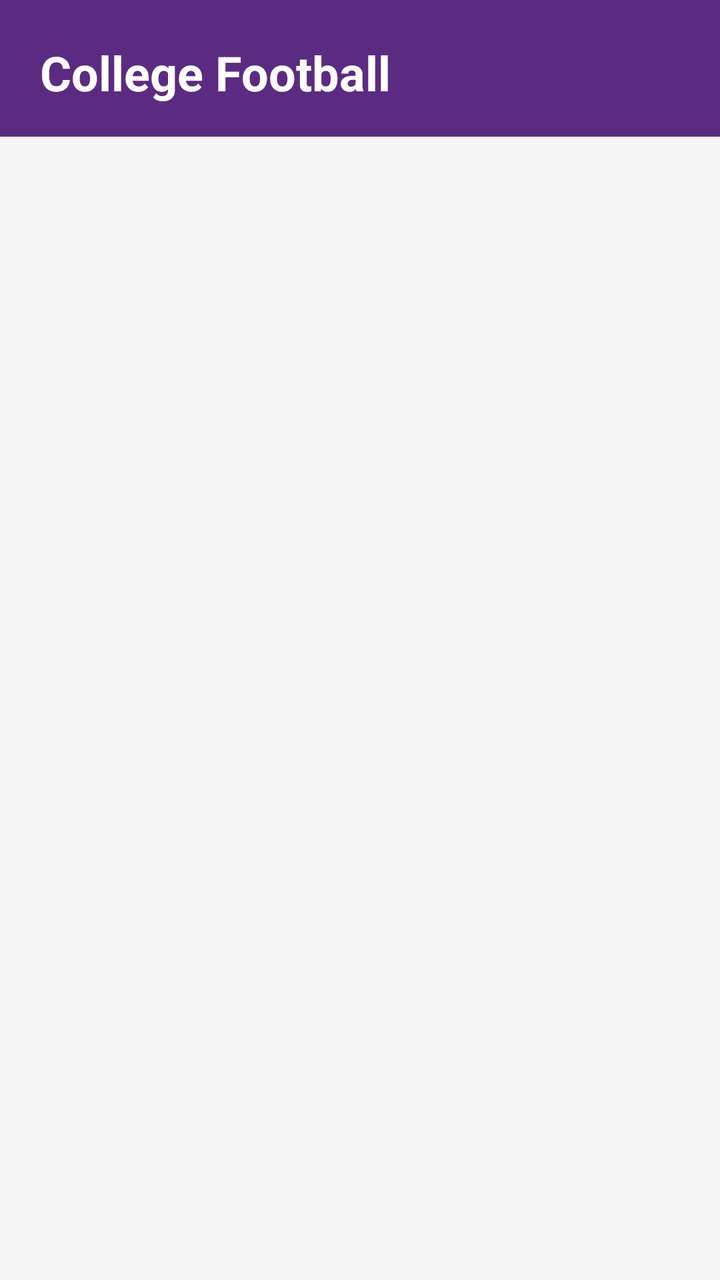
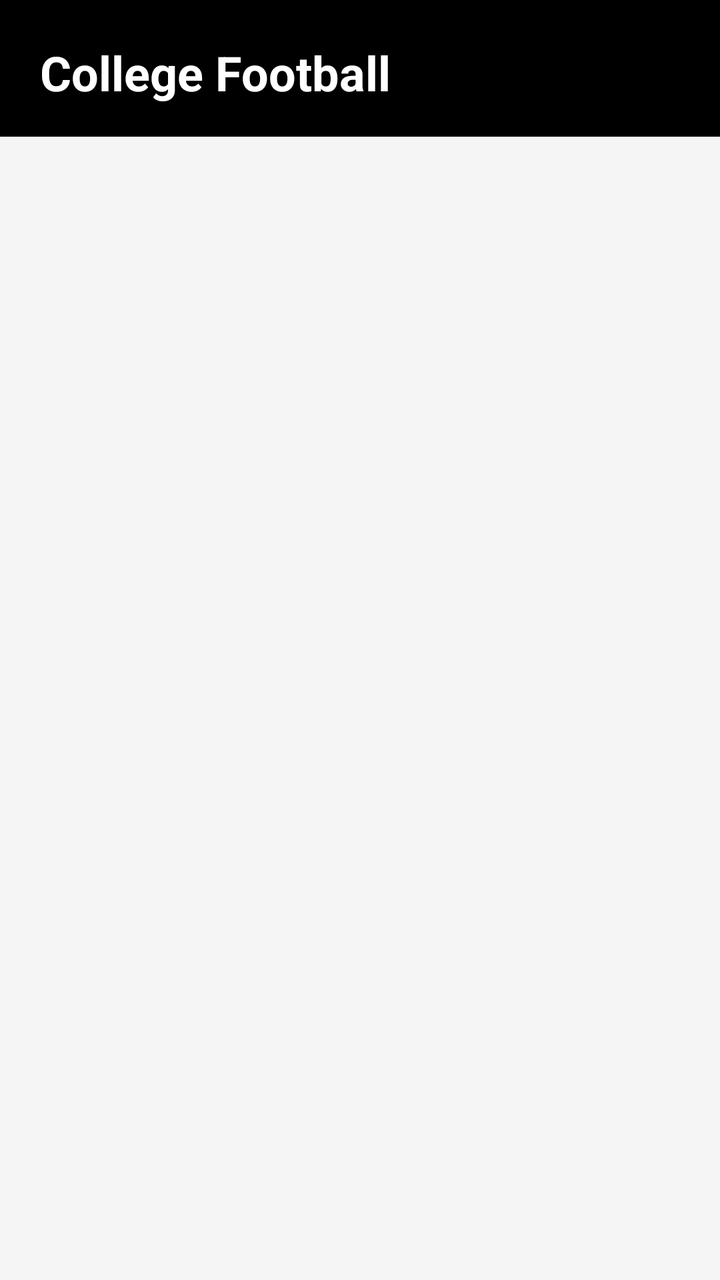

An Android layout rendered at two revisions. The XML below is the earlier revision; the diff shows what the commit changed to produce the second picture.
<!-- AndroidManifest.xml: application theme Theme.CfbTeams -->
<!-- res/layout/activity_main.xml -->
<?xml version="1.0" encoding="utf-8"?>
<LinearLayout xmlns:android="http://schemas.android.com/apk/res/android"
    android:layout_width="match_parent"
    android:layout_height="match_parent"
    android:orientation="vertical"
    android:background="@color/app_bg">

    <TextView
        android:layout_width="match_parent"
        android:layout_height="wrap_content"
        android:background="#5B2B82"
        android:paddingStart="20dp"
        android:paddingEnd="20dp"
        android:paddingTop="20dp"
        android:paddingBottom="16dp"
        android:text="College Football"
        android:textColor="#FFFFFF"
        android:textSize="24sp"
        android:textStyle="bold" />

    <androidx.recyclerview.widget.RecyclerView
        android:id="@+id/recyclerTeams"
        android:layout_width="match_parent"
        android:layout_height="0dp"
        android:layout_weight="1"
        android:clipToPadding="false"
        android:padding="8dp" />

</LinearLayout>
<!-- resources referenced by this layout -->
<resources>
  <color name="app_bg">#F5F5F5</color>
  <style name="Theme.CfbTeams" parent="Theme.MaterialComponents.DayNight.NoActionBar">
          <item name="colorPrimary">#5B2B82</item>
          <item name="colorPrimaryVariant">#5B2B82</item>
          <item name="colorOnPrimary">#FFFFFF</item>
          <item name="android:windowBackground">@color/app_bg</item>
          <item name="android:statusBarColor" tools:targetApi="l">#5B2B82</item>
      </style>
</resources>

<!-- the commit's change to res/layout/activity_main.xml (unified diff, before → after) -->
@@ -8,7 +8,7 @@
     <TextView
         android:layout_width="match_parent"
         android:layout_height="wrap_content"
-        android:background="#5B2B82"
+        android:background="#000000"
         android:paddingStart="20dp"
         android:paddingEnd="20dp"
         android:paddingTop="20dp"
